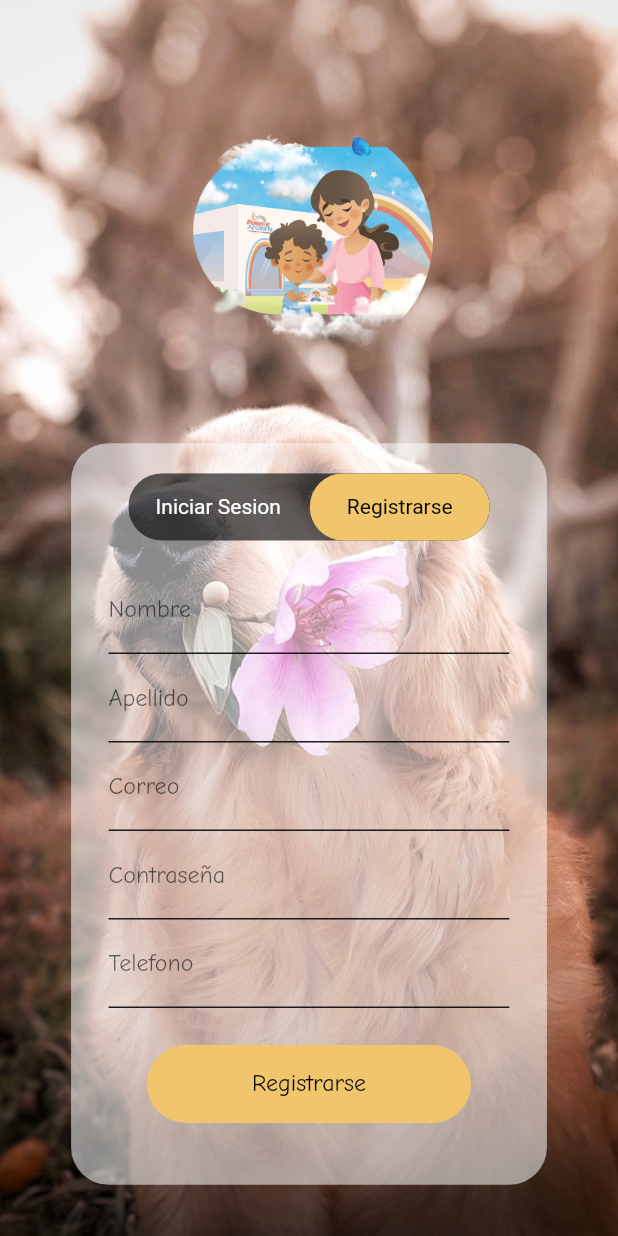
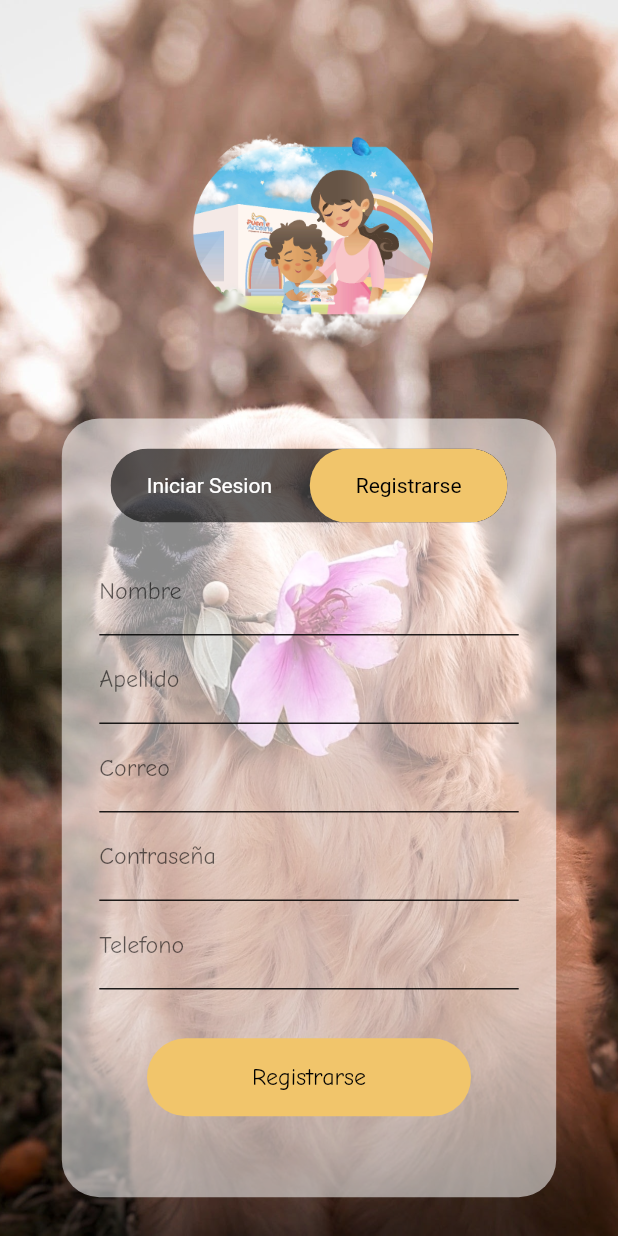
Before and after one commit to Anthonny222/puente-arcoiris, a Flutter app: the MenuLoginScreen screen opened by its route, after a tap on "Iniciar Sesion", after a tap on "Registrarse", on a phone screen of 412 x 824 dp. Run offline on Flutter 3.47's test engine with Material 2 defaults, Android fonts, the phone set to English and light mode, and no system bars; drawn by our look-alikes of toggle_switch; our stand-ins replace cloud_firestore, firebase_core; accounts and stored records are empty.

Commit message:
Se corrigio interfaz grafica (Responsividad)

```diff
--- a/lib/screens/inicio/login.dart
+++ b/lib/screens/inicio/login.dart
@@ -15,15 +15,15 @@ class LoginScreen extends StatelessWidget {
 
     final size = MediaQuery.of(context).size;
 
-    return Column(
+    return SizedBox(
+      height: size.height*0.5,
+      width: size.width*0.9,
+      child: Column(
+        mainAxisAlignment: MainAxisAlignment.spaceAround,
         children: [
-        SizedBox(height: size.height *0.03,),
-        const Text('Bienvenido', style: TextStyle(fontFamily: 'Comic Neue Bold', fontSize: 25, ),),
-        SizedBox( height: size.height * 0.03),
+          const Text('Bienvenido', style: TextStyle(fontFamily: 'Comic Neue Bold', fontSize: 25)),
           const InputPersonalizado(labelText: 'Correo', hintText: 'Correo', keyboardType: TextInputType.emailAddress ),
-        SizedBox(height: size.height*0.01,),
           const InputPersonalizado(labelText: 'Contraseña', hintText: 'Contraseña',obscureText: true,),
-        SizedBox(height: size.height*0.04),
           ElevatedButton(
             onPressed: (){
               Navigator.pushNamed(context, AppRoutes.rutaMenuNav);
@@ -46,23 +46,24 @@ class LoginScreen extends StatelessWidget {
             children: [
               TextButton(
                 onPressed: (){},
-              child: const Image(
-                image: AssetImage('assets/google.png'),
+                child: Image(
+                  image: const AssetImage('assets/google.png'),
                   fit: BoxFit.cover,
-                height: 30,
+                  height: size.height*0.038,
                 )
               ),
               TextButton(
                 onPressed: (){},
-              child: const Image(
-                image: AssetImage('assets/facebook.png'),
+                child: Image(
+                  image: const AssetImage('assets/facebook.png'),
                   fit: BoxFit.cover,
-                height: 30,
+                  height: size.height*0.038,
                 )
               )
             ],
           )
         ],
+      ),
     );
   }
 }
--- a/lib/screens/inicio/menu_login.dart
+++ b/lib/screens/inicio/menu_login.dart
@@ -41,24 +41,24 @@ class MenuLoginScreenState extends State<MenuLoginScreen> {
                   height: size.height*0.1,
                 ),
                 Image(image: const AssetImage('assets/puente-arcoiris.png'),
-                  fit: BoxFit.contain,
-                  width: size.width * 0.4 ,
+                  fit: BoxFit.cover,
+                  width: size.width * 0.4,
                 ),
+                SizedBox(height: size.height * 0.05),
                 Container(
                   decoration: BoxDecoration(
                     color: Colors.white54,
                     borderRadius: BorderRadius.circular(25)
                   ),
-                  height: size.height*0.6,
-                  width: size.width*0.77,
-                  margin: EdgeInsets.only(top: size.height*0.07),
+                  height: size.height*0.63,
+                  width: size.width*0.80,
                   child: Padding(
                     padding: const EdgeInsets.symmetric(horizontal: 25, vertical: 20),
                     child: Column(
                       children: [
                         ToggleSwitch(
-                          minWidth: 120,
-                          minHeight: 45,
+                          minWidth: size.width*0.32,
+                          minHeight: size.height * 0.06,
                           cornerRadius: 50.0,
                           activeBgColors: const [[AppTheme.primary], [AppTheme.primary]],
                           activeFgColor: const Color.fromARGB(255, 0, 0, 0),
--- a/lib/screens/inicio/registrarse.dart
+++ b/lib/screens/inicio/registrarse.dart
@@ -11,15 +11,21 @@ class RegistrarseScreen extends StatelessWidget {
 
     final size = MediaQuery.of(context).size;
 
-    return Column(
+    return SizedBox(
+      height: size.height*0.5,
+      width: size.width*0.9,
+      child: Column(
+        mainAxisAlignment: MainAxisAlignment.spaceAround,
         children: [
-        SizedBox( height: size.height * 0.02,),
-        const InputPersonalizado(labelText: 'Nombre', hintText: 'Nombre'),
-        const InputPersonalizado(labelText: 'Apellido', hintText: 'Apellido'),
-        const InputPersonalizado(labelText: 'Correo', hintText: 'Correo', keyboardType: TextInputType.emailAddress),
-        const InputPersonalizado(labelText: 'Contraseña', hintText: 'Contraseña', obscureText: true),
-        const InputPersonalizado(labelText: 'Telefono', hintText: 'Telefono', keyboardType: TextInputType.phone),
-        SizedBox( height: size.height * 0.03,),
+          Column(
+            children: const [
+              InputPersonalizado(labelText: 'Nombre', hintText: 'Nombre'),
+              InputPersonalizado(labelText: 'Apellido', hintText: 'Apellido'),
+              InputPersonalizado(labelText: 'Correo', hintText: 'Correo', keyboardType: TextInputType.emailAddress),
+              InputPersonalizado(labelText: 'Contraseña', hintText: 'Contraseña', obscureText: true),
+              InputPersonalizado(labelText: 'Telefono', hintText: 'Telefono', keyboardType: TextInputType.phone),
+            ],
+          ),
           ElevatedButton(
             onPressed: (){},
             child: const Text(
@@ -32,6 +38,7 @@ class RegistrarseScreen extends StatelessWidget {
             )
           )
         ],
+      ),
     );
   }
 }
--- a/lib/screens/menu/perruqueria.dart
+++ b/lib/screens/menu/perruqueria.dart
@@ -9,8 +9,6 @@ class PerruqueriaScreen extends StatelessWidget {
 
   @override
   Widget build(BuildContext context) {
-
-    final size = MediaQuery.of(context).size;
 
     return FutureBuilder(
       future: getPerruqueria(),
```
Also changed, not shown: lib/widgets/botonCarta_personalizado.dart (+9 -8 lines), lib/widgets/botonFuneraria.dart (+9 -12 lines). Lines whose indentation alone changed are shown as unchanged.
